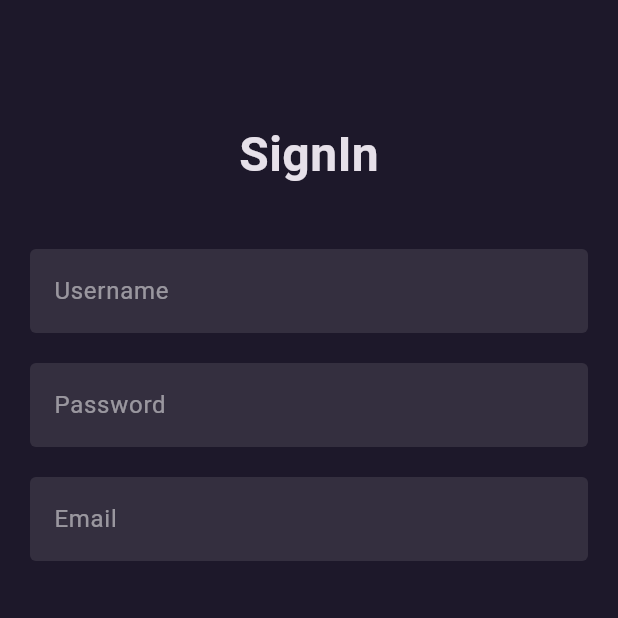
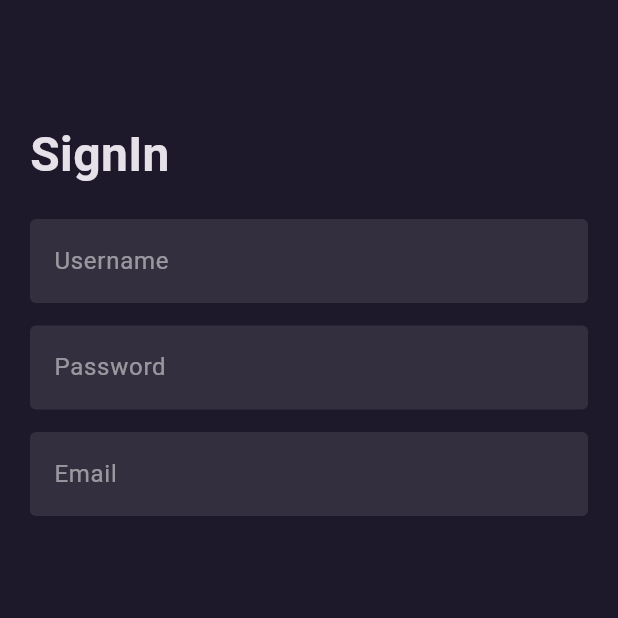
Before and after one commit to xMiuoshh/utrzymanie-ruchu-app, a Flutter app: the screen it shows after launch, on a phone screen of 412 x 824 dp, the top half of it. Run offline on Flutter 3.47's test engine with Material 3 defaults, Android fonts, the light colour scheme and no system bars; Roboto replaces fonts that are missing (Circular Std).

Commit message:
sign in adjust

```diff
--- a/lib/core/themes/margins.dart
+++ b/lib/core/themes/margins.dart
@@ -2,10 +2,12 @@ class Margins {
 
 
 // sized box
-static const spaceBetweenTextFields = 20.0;
+static const spaceBetweenTextFields = 15.0;
 
 
 //padding
+static const padding15 = 15.0;
 static const padding20 = 20.0;
+
 static const padding80 = 80.0;
 }
--- a/lib/features/login_page/clean_architecture/presentation/widgets/start_screen.dart
+++ b/lib/features/login_page/clean_architecture/presentation/widgets/start_screen.dart
@@ -31,17 +31,17 @@ class _SignInScreenState extends State<SignInScreen> {
     return Scaffold(
       body: SafeArea(
         child: Column(
-          mainAxisAlignment: MainAxisAlignment.start,
+          crossAxisAlignment: CrossAxisAlignment.start,
           children: [
              Padding(
-               padding: const EdgeInsets.only(top: Margins.padding80, bottom: Margins.padding20),
+               padding: const EdgeInsets.fromLTRB(Margins.padding20, Margins.padding80, Margins.padding20, Margins.padding20),
                child: Text(
                 style: AppTextStyle.h1Text,
                 'SignIn'),
              ),
             Form(
              child: Padding(
-               padding: const EdgeInsets.all(Margins.padding20),
+               padding: const EdgeInsets.fromLTRB(Margins.padding20, 0, Margins.padding20, 0),
                child: Column(children: [
                      AuthField(text: 'Username', textController: usernameController,),
                      SizedBox( height: Margins.spaceBetweenTextFields),
```
